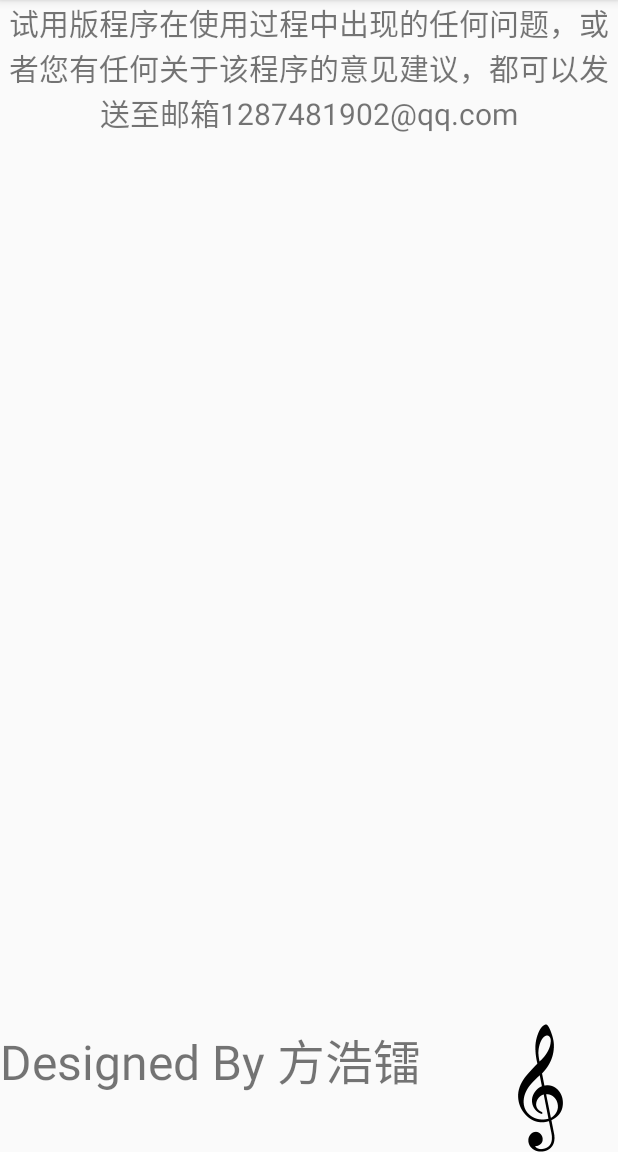
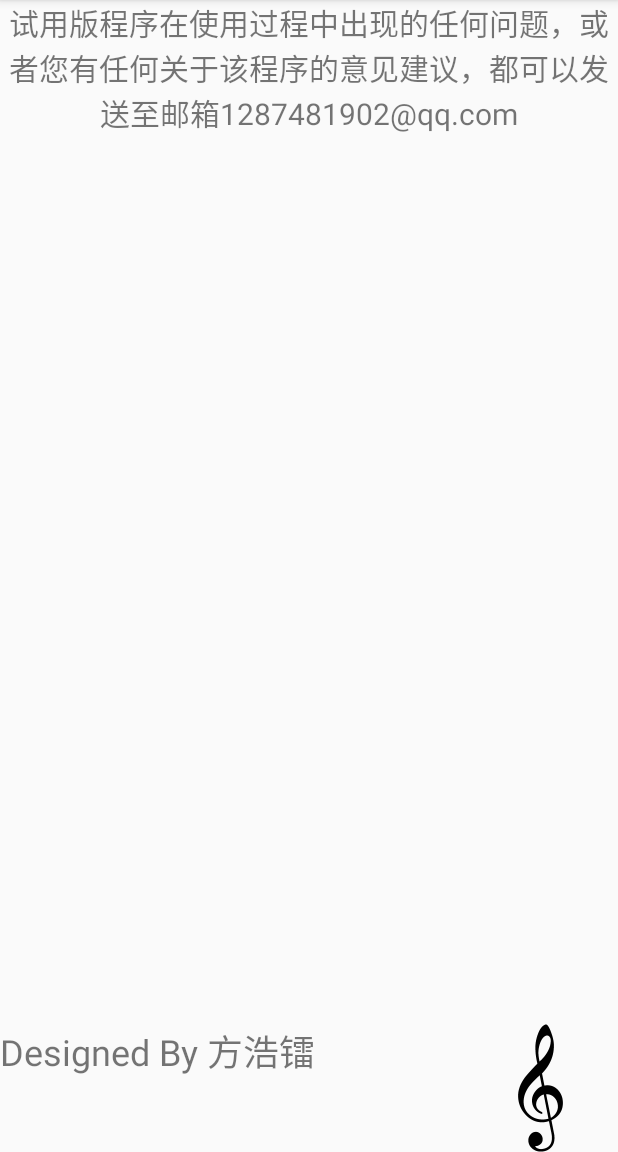
Before and after one commit to Faione/EPSHelper, an Android app: the SupportActivity screen opened directly, with no data from a screen before it, after a tap on an icon or button, on a phone screen of 412 x 824 dp, the part 84-1236 px from its top. Run offline under Robolectric (Android 15) with nearby library versions, the phone set to English and light mode, and no system bars.

Commit message:
优化算法，处理bug

```diff
--- a/app/src/main/java/com/example/faione/epshelper/EpslistActivity.java
+++ b/app/src/main/java/com/example/faione/epshelper/EpslistActivity.java
@@ -169,7 +169,7 @@ public class EpslistActivity extends ListActivity implements  Runnable, AdapterV
         //返回数据
         EpsManager manager = new EpsManager(this);
         for(EpsItem item : manager.listAll() ){
-                if (item.getExpressSituation().equals("是")) {
+                if (item.getExpressSituation().equals("是") && firstUsing == 1) {
                     HashMap<String, String> map = new HashMap<String, String>();
                     map.put("ItemId", String.valueOf(item.getId()));
                     map.put("ItemDate", item.getExpressDate());
--- a/app/src/main/java/com/example/faione/epshelper/SupportActivity.java
+++ b/app/src/main/java/com/example/faione/epshelper/SupportActivity.java
@@ -3,6 +3,7 @@ package com.example.faione.epshelper;
 import android.media.MediaPlayer;
 import android.os.Bundle;
 import android.support.v7.app.AppCompatActivity;
+import android.util.Log;
 import android.view.View;
 import android.widget.ImageButton;
 import android.widget.TextView;
@@ -11,6 +12,7 @@ public class SupportActivity extends AppCompatActivity {
     private MediaPlayer mp=new MediaPlayer();
     private ImageButton alwayswithme;
     private TextView dg;
+    int i = 2;
     @Override
     protected void onCreate(Bundle savedInstanceState) {
         super.onCreate(savedInstanceState);
@@ -23,9 +25,16 @@ public class SupportActivity extends AppCompatActivity {
         alwayswithme.setOnClickListener(new View.OnClickListener() {
             @Override
             public void onClick(View view) {
-                mp.start();
-                dg.setVisibility(View.VISIBLE);
+               if(i%2==0) {
+                   mp.start();
+                   dg.setText(R.string.designer);
+                   dg.setVisibility(View.VISIBLE);}
+               else if(i%2==1) {
+                   mp.pause();
+                   dg.setText("Thank You For Using");
+               }i++;
             }
+
         });
     }
     @Override
--- a/app/src/main/res/layout/activity_support.xml
+++ b/app/src/main/res/layout/activity_support.xml
@@ -18,6 +18,7 @@
         android:textSize="20dp"
         android:text="@string/hellow_designer" />
    </LinearLayout>
+
 <LinearLayout
     android:layout_width="match_parent"
     android:layout_height="0dp"
@@ -30,7 +31,7 @@
         android:layout_weight="3"
         android:visibility="invisible"
         android:layout_height="match_parent"
-        android:textSize="32dp"
+        android:textSize="24dp"
         android:text="@string/designer" />
 
     <ImageButton
--- a/app/src/main/res/layout/fragment_else.xml
+++ b/app/src/main/res/layout/fragment_else.xml
@@ -20,7 +20,7 @@
       <TextView
           android:layout_width="match_parent"
           android:layout_height="2dp"
-          android:background="@color/colorred" />
+          android:background="@color/colorbrown" />
       <ListView
           android:layout_width="match_parent"
           android:id="@+id/elslistview"
--- a/app/src/main/res/menu/navigation.xml
+++ b/app/src/main/res/menu/navigation.xml
@@ -3,17 +3,17 @@
 
     <item
         android:id="@+id/navigation_home"
-        android:icon="@drawable/ic_check_normal"
+        android:icon="@drawable/ic_search"
         android:title="@string/title_lable_check" />
 
     <item
         android:id="@+id/navigation_dashboard"
-        android:icon="@drawable/ic_location_normal"
+        android:icon="@drawable/ic_address"
         android:title="@string/title_lable_location" />
 
     <item
         android:id="@+id/navigation_notifications"
-        android:icon="@drawable/ic_plus_normal"
+        android:icon="@drawable/ic_mybage"
         android:title="@string/title_lable_plus" />
 
 </menu>
--- a/app/src/main/res/values/styles.xml
+++ b/app/src/main/res/values/styles.xml
@@ -1,8 +1,5 @@
 <resources>
-
-    <!-- Base application theme. -->
     <style name="AppTheme" parent="Theme.AppCompat.Light.DarkActionBar">
-        <!-- Customize your theme here. -->
         <item name="colorPrimary">@color/colorPrimary</item>
         <item name="colorPrimaryDark">@color/colorPrimaryDark</item>
         <item name="colorAccent">@color/colorAccent</item>
```
Also changed, not shown: app/src/main/res/drawable/ic_address.png (added), app/src/main/res/drawable/ic_check_normal.png (deleted), app/src/main/res/drawable/ic_laucher_simple.png (added), app/src/main/res/drawable/ic_location_normal.png (deleted), app/src/main/res/drawable/ic_mybage.png (added), app/src/main/res/drawable/ic_plus_normal.png (deleted), app/src/main/res/drawable/ic_search.png (added).
